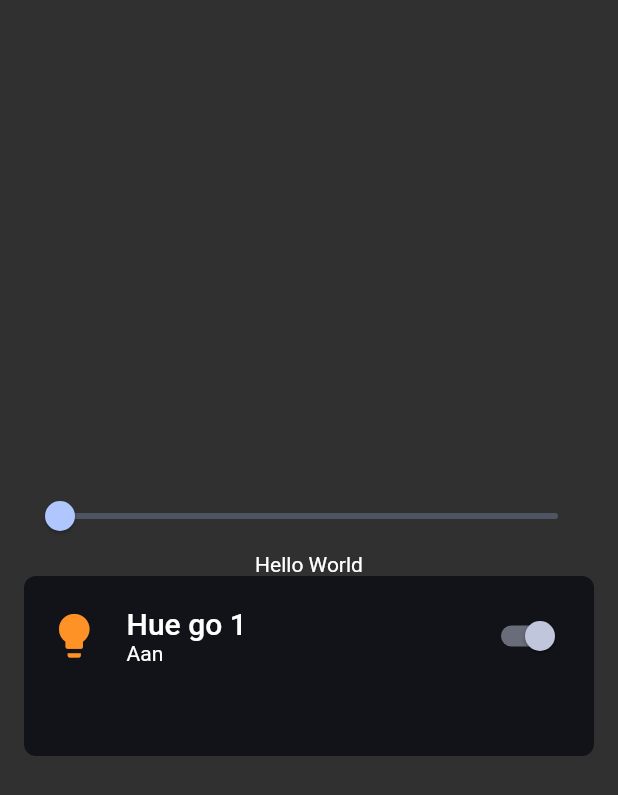
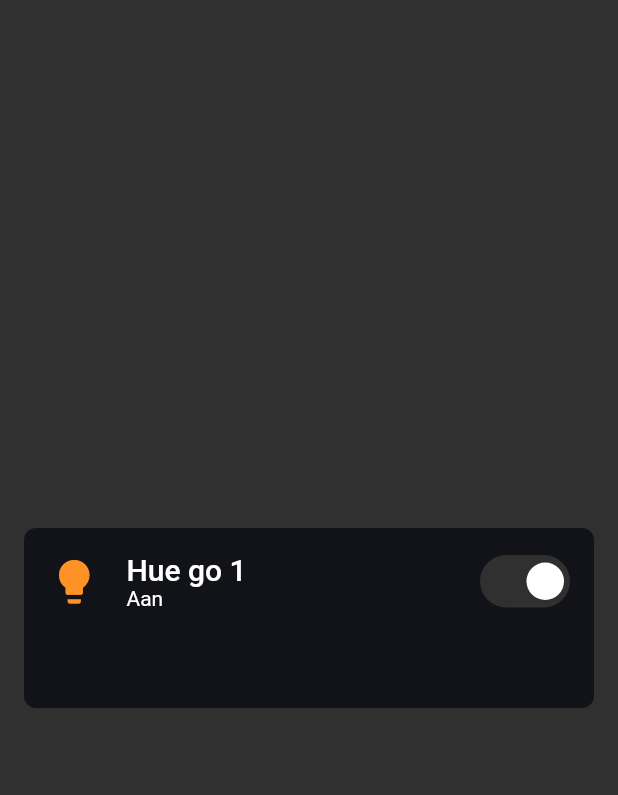
Before and after one commit to egonm12/home_assistant_dashboard, a Flutter app: the screen it shows after launch, on a phone screen of 412 x 824 dp. Shown: the top 795 px of the screen. Run offline on Flutter 3.47's test engine with Material 2 defaults, Android fonts, the phone set to English and light mode, and no system bars; drawn by our look-alikes of flutter_switch; our stand-ins replace freezed_annotation.

Commit message:
Add custom switch

```diff
--- a/lib/main.dart
+++ b/lib/main.dart
@@ -49,23 +49,6 @@ class MyApp extends StatelessWidget {
             child: Column(
               mainAxisAlignment: MainAxisAlignment.center,
               children: [
-                Slider(
-                  // max: 255,
-                  value: 0,
-                  onChanged: (value) {},
-                ),
-                // onChangeStart: (_) => setState(() {
-                //   isChangingBrightness = true;
-                // }),
-                // onChangeEnd: (_) => setState(() {
-                //   isChangingBrightness = false;
-                // }),
-                // thumbColor: Colors.white,
-                // activeColor: color,
-                // inactiveColor:
-                //     isChangingBrightness ? Colors.grey : null,
-
-                const Text('Hello World'),
                 GenericCard(
                   iconData: Icons.lightbulb,
                   lightState: LightStateModel.fromJson(data),
--- a/lib/widgets/cards/generic_card.dart
+++ b/lib/widgets/cards/generic_card.dart
@@ -1,7 +1,9 @@
 import 'package:flutter/material.dart';
 import 'package:home_assistant_dashboard/data/models/light_state/light_state_model.dart';
+import 'package:home_assistant_dashboard/widgets/cards/switch.dart';
 
-import '../slider/custom_track_shape.dart';
+import '../slider/custom_slider_track_shape.dart';
+import '../slider/custom_thumb_shape.dart';
 
 class GenericCard extends StatefulWidget {
   const GenericCard({
@@ -33,7 +35,6 @@ class _GenericCardState extends State<GenericCard> {
       rgbColor[2],
       1,
     );
-    print(brightness);
 
     return ClipRRect(
       borderRadius: const BorderRadius.all(
@@ -48,7 +49,7 @@ class _GenericCardState extends State<GenericCard> {
             Stack(
               children: [
                 Padding(
-                  padding: EdgeInsets.all(16.0),
+                  padding: const EdgeInsets.all(16.0),
                   child: Column(
                     mainAxisAlignment: MainAxisAlignment.start,
                     children: [
@@ -74,7 +75,7 @@ class _GenericCardState extends State<GenericCard> {
                             ],
                           ),
                           const Spacer(flex: 9),
-                          Switch(value: isTurnedOn, onChanged: (power) {}),
+                          CustomSwitch(value: isTurnedOn, onToggle: (value) {}),
                         ],
                       ),
                     ],
@@ -92,7 +93,7 @@ class _GenericCardState extends State<GenericCard> {
                       SliderTheme(
                         data: SliderThemeData(
                           trackHeight: isChangingBrightness ? 120 : 8,
-                          trackShape: CustomTrackShape(
+                          trackShape: CustomSliderTrackShape(
                               isChanging: isChangingBrightness),
                           thumbShape: isChangingBrightness
                               ? CustomThumbShape(
--- /dev/null
+++ b/lib/widgets/cards/switch.dart
@@ -0,0 +1,23 @@
+import 'package:flutter/material.dart';
+import 'package:flutter_switch/flutter_switch.dart';
+
+class CustomSwitch extends StatelessWidget {
+  const CustomSwitch({
+    Key? key,
+    required this.value,
+    required this.onToggle,
+  }) : super(key: key);
+
+  final bool value;
+  final Function(bool value) onToggle;
+
+  @override
+  Widget build(BuildContext context) {
+    return FlutterSwitch(
+      width: 60,
+      activeColor: Theme.of(context).canvasColor,
+      onToggle: onToggle,
+      value: value,
+    );
+  }
+}
--- a/pubspec.yaml
+++ b/pubspec.yaml
@@ -33,6 +33,7 @@ dependencies:
   json_serializable: ^6.1.4
   freezed_annotation: ^1.1.0
   json_annotation: ^4.4.0
+  flutter_switch: ^0.3.2
 
 dev_dependencies:
   flutter_test:
```
Also changed, not shown: lib/widgets/slider/custom_slider_track_shape.dart (renamed from lib/widgets/slider/custom_track_shape.dart, +2 -110 lines), lib/widgets/slider/custom_thumb_shape.dart (added, +91 -0 lines), pubspec.lock.
